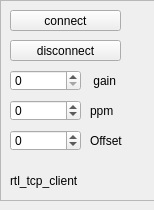
First picture: the form in devices/rtl_tcp/rtl_tcp-widget.ui, repository JvanKatwijk/qt-dab, before the edit.
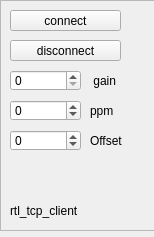
Second picture: the form after the edit.

Commit message: Changed text position in rtl_tcp

Patch:
```diff
--- a/devices/rtl_tcp/rtl_tcp-widget.ui
+++ b/devices/rtl_tcp/rtl_tcp-widget.ui
@@ -7,7 +7,7 @@
     <x>0</x>
     <y>0</y>
     <width>154</width>
-    <height>210</height>
+    <height>237</height>
    </rect>
   </property>
   <property name="windowTitle">
@@ -19,7 +19,7 @@
      <x>0</x>
      <y>0</y>
      <width>161</width>
-     <height>201</height>
+     <height>231</height>
     </rect>
    </property>
    <property name="frameShape">
@@ -32,7 +32,7 @@
     <property name="geometry">
      <rect>
       <x>10</x>
-      <y>170</y>
+      <y>200</y>
       <width>111</width>
       <height>21</height>
      </rect>
@@ -85,7 +85,7 @@
      <rect>
       <x>10</x>
       <y>170</y>
-      <width>121</width>
+      <width>131</width>
       <height>20</height>
      </rect>
     </property>
```
